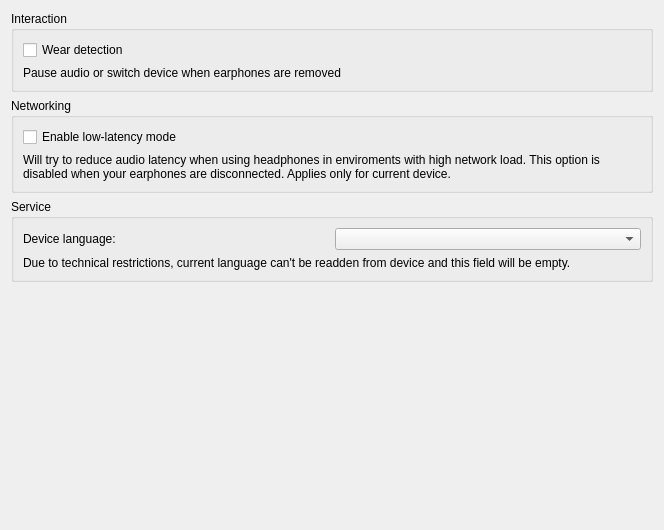
The window that openfreebuds_qt/designer/device_other.ui (melianmiko/OpenFreebuds) describes before a commit, drawn with Qt 5.
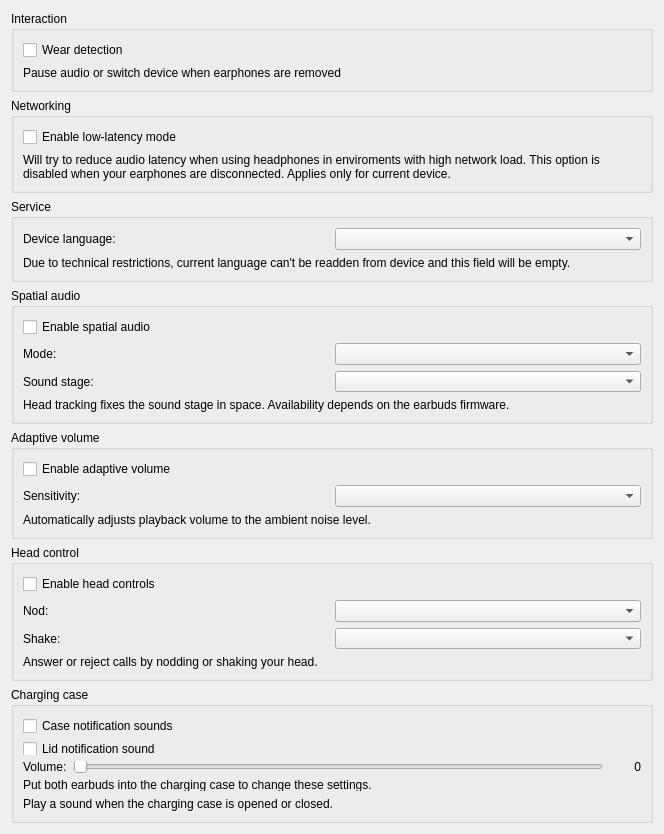
The same window after the commit.

Commit message: feat: add multi-model Huawei earbud drivers and feature support

```diff
--- a/openfreebuds_qt/designer/device_other.ui
+++ b/openfreebuds_qt/designer/device_other.ui
@@ -101,6 +101,309 @@
      </layout>
     </widget>
    </item>
+   <item>
+    <widget class="QGroupBox" name="spatial_audio_root">
+     <property name="title">
+      <string>Spatial audio</string>
+     </property>
+     <layout class="QVBoxLayout" name="verticalLayout_5">
+      <item>
+       <widget class="QCheckBox" name="spatial_audio_toggle">
+        <property name="text">
+         <string>Enable spatial audio</string>
+        </property>
+       </widget>
+      </item>
+      <item>
+       <widget class="QWidget" name="spatial_audio_options" native="true">
+        <layout class="QGridLayout" name="gridLayout_2">
+         <property name="leftMargin">
+          <number>0</number>
+         </property>
+         <property name="topMargin">
+          <number>0</number>
+         </property>
+         <property name="rightMargin">
+          <number>0</number>
+         </property>
+         <property name="bottomMargin">
+          <number>0</number>
+         </property>
+         <item row="0" column="0">
+          <widget class="QLabel" name="spatial_audio_mode_label">
+           <property name="text">
+            <string>Mode:</string>
+           </property>
+          </widget>
+         </item>
+         <item row="0" column="1">
+          <widget class="QComboBox" name="spatial_audio_mode_box"/>
+         </item>
+         <item row="1" column="0">
+          <widget class="QLabel" name="spatial_audio_room_label">
+           <property name="text">
+            <string>Sound stage:</string>
+           </property>
+          </widget>
+         </item>
+         <item row="1" column="1">
+          <widget class="QComboBox" name="spatial_audio_room_box"/>
+         </item>
+        </layout>
+       </widget>
+      </item>
+      <item>
+       <widget class="QLabel" name="spatial_audio_hint">
+        <property name="text">
+         <string>Head tracking fixes the sound stage in space. Availability depends on the earbuds firmware.</string>
+        </property>
+        <property name="wordWrap">
+         <bool>true</bool>
+        </property>
+       </widget>
+      </item>
+     </layout>
+    </widget>
+   </item>
+   <item>
+    <widget class="QGroupBox" name="adaptive_volume_root">
+     <property name="title">
+      <string>Adaptive volume</string>
+     </property>
+     <layout class="QVBoxLayout" name="verticalLayout_6">
+      <item>
+       <widget class="QCheckBox" name="adaptive_volume_toggle">
+        <property name="text">
+         <string>Enable adaptive volume</string>
+        </property>
+       </widget>
+      </item>
+      <item>
+       <widget class="QWidget" name="adaptive_volume_level_options" native="true">
+        <layout class="QGridLayout" name="gridLayout_4">
+         <property name="leftMargin">
+          <number>0</number>
+         </property>
+         <property name="topMargin">
+          <number>0</number>
+         </property>
+         <property name="rightMargin">
+          <number>0</number>
+         </property>
+         <property name="bottomMargin">
+          <number>0</number>
+         </property>
+         <item row="0" column="0">
+          <widget class="QLabel" name="adaptive_volume_level_label">
+           <property name="text">
+            <string>Sensitivity:</string>
+           </property>
+          </widget>
+         </item>
+         <item row="0" column="1">
+          <widget class="QComboBox" name="adaptive_volume_level_box"/>
+         </item>
+        </layout>
+       </widget>
+      </item>
+      <item>
+       <widget class="QLabel" name="adaptive_volume_hint">
+        <property name="text">
+         <string>Automatically adjusts playback volume to the ambient noise level.</string>
+        </property>
+        <property name="wordWrap">
+         <bool>true</bool>
+        </property>
+       </widget>
+      </item>
+     </layout>
+    </widget>
+   </item>
+   <item>
+    <widget class="QGroupBox" name="head_control_root">
+     <property name="title">
+      <string>Head control</string>
+     </property>
+     <layout class="QVBoxLayout" name="verticalLayout_7">
+      <item>
+       <widget class="QCheckBox" name="head_control_toggle">
+        <property name="text">
+         <string>Enable head controls</string>
+        </property>
+       </widget>
+      </item>
+      <item>
+       <widget class="QWidget" name="head_control_options" native="true">
+        <layout class="QGridLayout" name="gridLayout_3">
+         <property name="leftMargin">
+          <number>0</number>
+         </property>
+         <property name="topMargin">
+          <number>0</number>
+         </property>
+         <property name="rightMargin">
+          <number>0</number>
+         </property>
+         <property name="bottomMargin">
+          <number>0</number>
+         </property>
+         <item row="0" column="0">
+          <widget class="QLabel" name="head_nod_label">
+           <property name="text">
+            <string>Nod:</string>
+           </property>
+          </widget>
+         </item>
+         <item row="0" column="1">
+          <widget class="QComboBox" name="head_nod_box"/>
+         </item>
+         <item row="1" column="0">
+          <widget class="QLabel" name="head_shake_label">
+           <property name="text">
+            <string>Shake:</string>
+           </property>
+          </widget>
+         </item>
+         <item row="1" column="1">
+          <widget class="QComboBox" name="head_shake_box"/>
+         </item>
+        </layout>
+       </widget>
+      </item>
+      <item>
+       <widget class="QLabel" name="head_control_hint">
+        <property name="text">
+         <string>Answer or reject calls by nodding or shaking your head.</string>
+        </property>
+        <property name="wordWrap">
+         <bool>true</bool>
+        </property>
+       </widget>
+      </item>
+     </layout>
+    </widget>
+   </item>
+   <item>
+    <widget class="QGroupBox" name="box_tone_root">
+     <property name="title">
+      <string>Charging case</string>
+     </property>
+     <layout class="QVBoxLayout" name="verticalLayout_8">
+      <item>
+       <widget class="QCheckBox" name="box_tone_toggle">
+        <property name="text">
+         <string>Case notification sounds</string>
+        </property>
+       </widget>
+      </item>
+      <item>
+       <widget class="QWidget" name="box_tone_lid_options" native="true">
+        <layout class="QVBoxLayout" name="verticalLayout_9">
+         <property name="leftMargin">
+          <number>0</number>
+         </property>
+         <property name="topMargin">
+          <number>0</number>
+         </property>
+         <property name="rightMargin">
+          <number>0</number>
+         </property>
+         <property name="bottomMargin">
+          <number>0</number>
+         </property>
+         <item>
+          <widget class="QCheckBox" name="box_tone_lid_toggle">
+           <property name="text">
+            <string>Lid notification sound</string>
+           </property>
+          </widget>
+         </item>
+         <item>
+          <widget class="QWidget" name="box_tone_lid_volume_row" native="true">
+           <layout class="QHBoxLayout" name="horizontalLayout">
+            <property name="leftMargin">
+             <number>0</number>
+            </property>
+            <property name="topMargin">
+             <number>0</number>
+            </property>
+            <property name="rightMargin">
+             <number>0</number>
+            </property>
+            <property name="bottomMargin">
+             <number>0</number>
+            </property>
+            <item>
+             <widget class="QLabel" name="box_tone_lid_volume_label">
+              <property name="text">
+               <string>Volume:</string>
+              </property>
+             </widget>
+            </item>
+            <item>
+             <widget class="QSlider" name="box_tone_lid_volume_slider">
+              <property name="minimum">
+               <number>0</number>
+              </property>
+              <property name="maximum">
+               <number>100</number>
+              </property>
+              <property name="singleStep">
+               <number>5</number>
+              </property>
+              <property name="pageStep">
+               <number>10</number>
+              </property>
+              <property name="orientation">
+               <enum>Qt::Horizontal</enum>
+              </property>
+             </widget>
+            </item>
+            <item>
+             <widget class="QLabel" name="box_tone_lid_volume_value">
+              <property name="minimumSize">
+               <size>
+                <width>32</width>
+                <height>0</height>
+               </size>
+              </property>
+              <property name="text">
+               <string>0</string>
+              </property>
+              <property name="alignment">
+               <set>Qt::AlignRight|Qt::AlignVCenter</set>
+              </property>
+             </widget>
+            </item>
+           </layout>
+          </widget>
+         </item>
+         <item>
+          <widget class="QLabel" name="box_tone_lid_hint">
+           <property name="text">
+            <string>Put both earbuds into the charging case to change these settings.</string>
+           </property>
+           <property name="wordWrap">
+            <bool>true</bool>
+           </property>
+          </widget>
+         </item>
+        </layout>
+       </widget>
+      </item>
+      <item>
+       <widget class="QLabel" name="box_tone_hint">
+        <property name="text">
+         <string>Play a sound when the charging case is opened or closed.</string>
+        </property>
+        <property name="wordWrap">
+         <bool>true</bool>
+        </property>
+       </widget>
+      </item>
+     </layout>
+    </widget>
+   </item>
    <item>
     <spacer name="verticalSpacer">
      <property name="orientation">
```
The commit also changes 72 other files.
